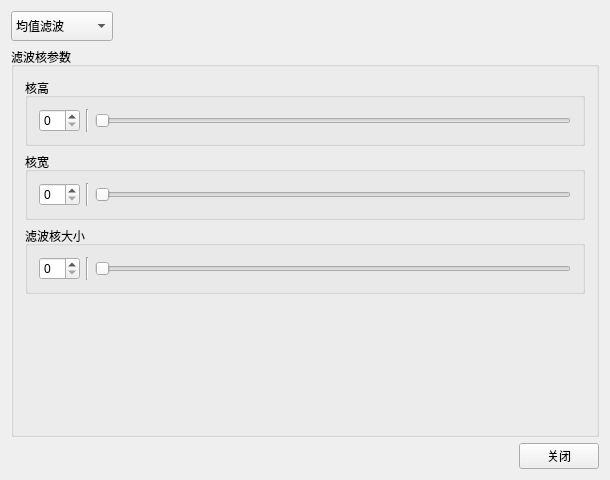
Before: the Qt Designer form mainwindow/SpaceFilter.ui in Narthill/Image_processing, drawn with Qt 5.
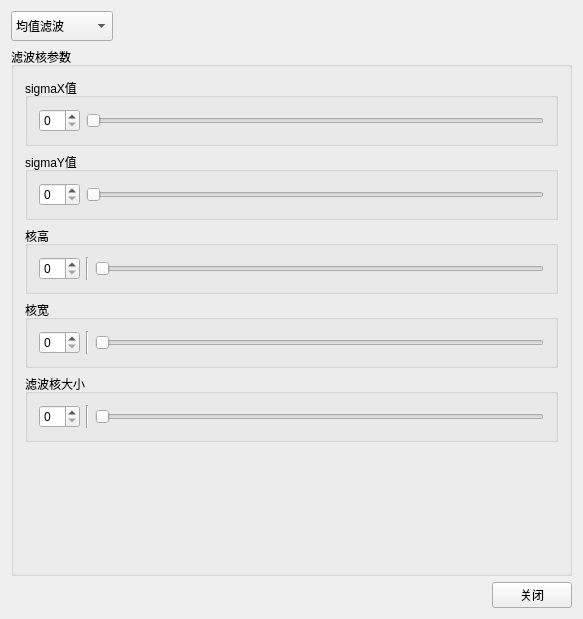
After: the same form once the commit is applied.

```diff
--- a/mainwindow/SpaceFilter.ui
+++ b/mainwindow/SpaceFilter.ui
@@ -6,18 +6,18 @@
    <rect>
     <x>0</x>
     <y>0</y>
-    <width>610</width>
-    <height>480</height>
+    <width>583</width>
+    <height>619</height>
    </rect>
   </property>
   <property name="windowTitle">
    <string>SpaceFilter</string>
   </property>
-  <layout class="QVBoxLayout" name="verticalLayout_2">
+  <layout class="QVBoxLayout" name="verticalLayout_8">
    <item>
-    <layout class="QVBoxLayout" name="verticalLayout" stretch="1,5,1">
+    <layout class="QVBoxLayout" name="verticalLayout_7" stretch="0,0,0">
      <item>
-      <layout class="QHBoxLayout" name="horizontalLayout">
+      <layout class="QHBoxLayout" name="horizontalLayout_4">
        <item>
         <widget class="QComboBox" name="comboBox">
          <property name="sizePolicy">
@@ -55,14 +55,14 @@
         </widget>
        </item>
        <item>
-        <spacer name="horizontalSpacer">
+        <spacer name="horizontalSpacer_2">
          <property name="orientation">
           <enum>Qt::Horizontal</enum>
          </property>
          <property name="sizeHint" stdset="0">
           <size>
-           <width>40</width>
-           <height>20</height>
+           <width>137</width>
+           <height>17</height>
           </size>
          </property>
         </spacer>
@@ -74,13 +74,59 @@
        <property name="title">
         <string>滤波核参数</string>
        </property>
-       <layout class="QVBoxLayout" name="verticalLayout_3" stretch="1,1,1,2">
+       <layout class="QVBoxLayout" name="verticalLayout_6">
+        <item>
+         <widget class="QGroupBox" name="groupBox_sigmaX">
+          <property name="title">
+           <string>sigmaX值</string>
+          </property>
+          <layout class="QVBoxLayout" name="verticalLayout">
+           <item>
+            <layout class="QHBoxLayout" name="horizontalLayout_9">
+             <item>
+              <widget class="QSpinBox" name="sigmaXspinBox"/>
+             </item>
+             <item>
+              <widget class="QSlider" name="sigmaXSlider">
+               <property name="orientation">
+                <enum>Qt::Horizontal</enum>
+               </property>
+              </widget>
+             </item>
+            </layout>
+           </item>
+          </layout>
+         </widget>
+        </item>
+        <item>
+         <widget class="QGroupBox" name="groupBox_sigmaY">
+          <property name="title">
+           <string>sigmaY值</string>
+          </property>
+          <layout class="QVBoxLayout" name="verticalLayout_2">
+           <item>
+            <layout class="QHBoxLayout" name="horizontalLayout_11">
+             <item>
+              <widget class="QSpinBox" name="sigmaYspinBox"/>
+             </item>
+             <item>
+              <widget class="QSlider" name="sigmaYSlider">
+               <property name="orientation">
+                <enum>Qt::Horizontal</enum>
+               </property>
+              </widget>
+             </item>
+            </layout>
+           </item>
+          </layout>
+         </widget>
+        </item>
         <item>
          <widget class="QGroupBox" name="groupBox_kheight">
           <property name="title">
            <string>核高</string>
           </property>
-          <layout class="QHBoxLayout" name="horizontalLayout_4">
+          <layout class="QVBoxLayout" name="verticalLayout_3">
            <item>
             <layout class="QHBoxLayout" name="horizontalLayout_3">
              <item>
@@ -110,7 +156,7 @@
           <property name="title">
            <string>核宽</string>
           </property>
-          <layout class="QHBoxLayout" name="horizontalLayout_5">
+          <layout class="QVBoxLayout" name="verticalLayout_4">
            <item>
             <layout class="QHBoxLayout" name="horizontalLayout_6">
              <item>
@@ -140,7 +186,7 @@
           <property name="title">
            <string>滤波核大小</string>
           </property>
-          <layout class="QHBoxLayout" name="horizontalLayout_7">
+          <layout class="QVBoxLayout" name="verticalLayout_5">
            <item>
             <layout class="QHBoxLayout" name="horizontalLayout_8">
              <item>
@@ -173,7 +219,7 @@
           <property name="sizeHint" stdset="0">
            <size>
             <width>20</width>
-            <height>15</height>
+            <height>127</height>
            </size>
           </property>
          </spacer>
@@ -182,9 +228,9 @@
       </widget>
      </item>
      <item>
-      <layout class="QHBoxLayout" name="horizontalLayout_2">
+      <layout class="QHBoxLayout" name="horizontalLayout">
        <item>
-        <spacer name="horizontalSpacer_2">
+        <spacer name="horizontalSpacer">
          <property name="orientation">
           <enum>Qt::Horizontal</enum>
          </property>
```
